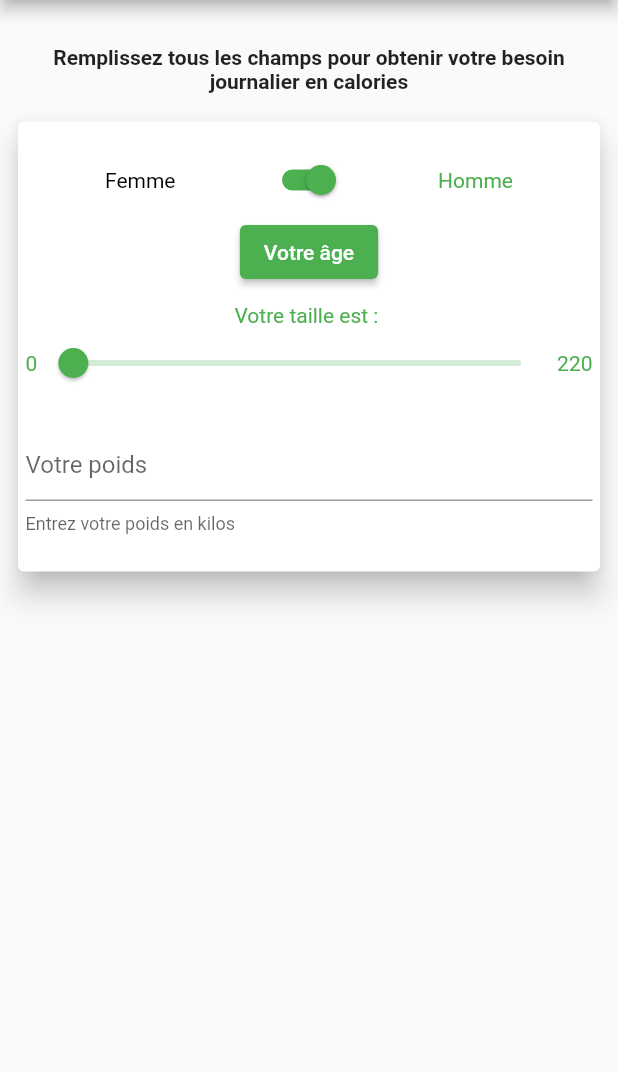
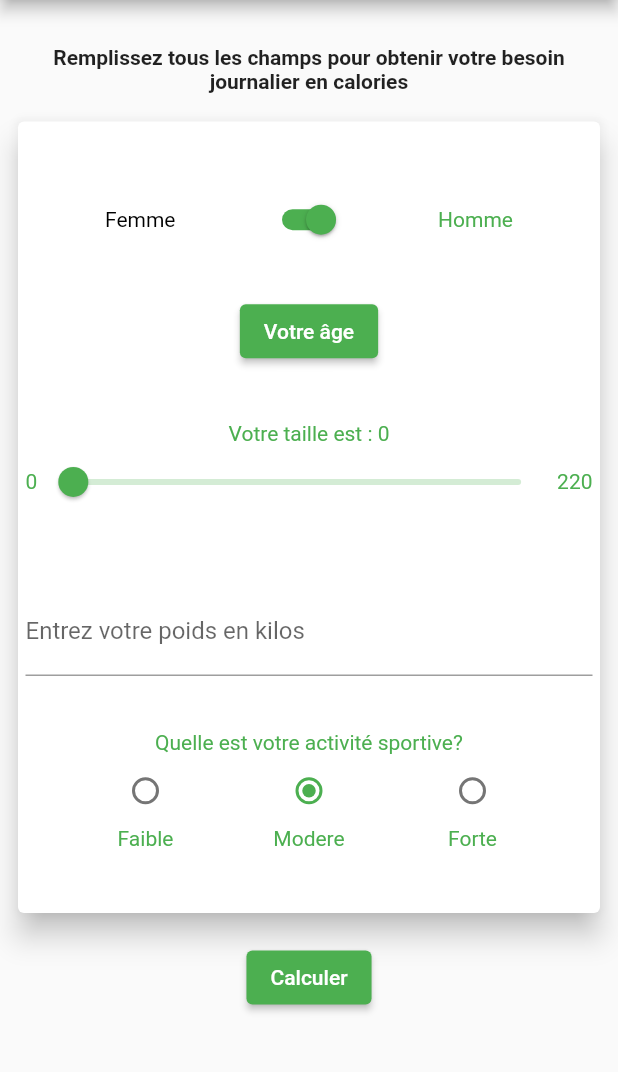
Before and after one commit to abdouwarissiboukari/calory_app, a Flutter app: the screen it shows after launch, on a phone screen of 412 x 824 dp, the part 84-1156 px from its top. Run offline on Flutter 3.47's test engine with Material 2 defaults, Android fonts, the phone set to English and light mode, and no system bars; missing offline and left inert: dart:ffi.

Commit message:
Adds of 2023-02-03

```diff
--- /dev/null
+++ b/lib/views/widgets/CalculateButton.dart
@@ -0,0 +1,31 @@
+import 'package:calory_app/services/DataProvier.dart';
+import 'package:calory_app/views/widgets/AlertContentView.dart';
+import 'package:calory_app/views/widgets/AlertDialogView.dart';
+import 'package:flutter/cupertino.dart';
+import 'package:flutter/material.dart';
+import 'package:provider/provider.dart';
+
+class CalculateButton extends StatelessWidget {
+  @override
+  Widget build(BuildContext context) {
+    return Row(
+      mainAxisAlignment: MainAxisAlignment.center,
+      mainAxisSize: MainAxisSize.max,
+      children: [
+        ElevatedButton(
+          onPressed: (() {
+            context.read<DataProvider>().formValidation();
+            context.read<DataProvider>().calculeCalorie();
+            resultDisplay(context);
+          }),
+          child: const Text("Calculer"),
+        ),
+      ],
+    );
+  }
+
+  Future<void> resultDisplay(BuildContext context) async {
+    await showDialog(
+        context: context, builder: ((context) => AlertDialogView()));
+  }
+}
--- /dev/null
+++ b/lib/views/widgets/SportRadioView.dart
@@ -0,0 +1,57 @@
+import 'package:calory_app/services/DataProvier.dart';
+import 'package:calory_app/views/widgets/TextView.dart';
+import 'package:flutter/cupertino.dart';
+import 'package:flutter/material.dart';
+import 'package:provider/provider.dart';
+
+class SportRadioView extends StatelessWidget {
+  @override
+  Widget build(BuildContext context) {
+    return Column(
+      mainAxisAlignment: MainAxisAlignment.spaceBetween,
+      mainAxisSize: MainAxisSize.min,
+      crossAxisAlignment: CrossAxisAlignment.center,
+      children: [
+        TextView(
+          text: "Quelle est votre activité sportive?",
+          color: context.watch<DataProvider>().appPramaryColor,
+          fontSizeValue: 14,
+        ),
+        Row(
+          mainAxisAlignment: MainAxisAlignment.spaceEvenly,
+          mainAxisSize: MainAxisSize.max,
+          children: [
+            radioItem(titleText: "Faible", value: 0, context: context),
+            radioItem(titleText: "Modere", value: 1, context: context),
+            radioItem(titleText: "Forte", value: 2, context: context),
+          ],
+        )
+      ],
+    );
+  }
+
+  Widget radioItem({
+    required String titleText,
+    required int value,
+    required BuildContext context,
+  }) {
+    return Column(
+      mainAxisAlignment: MainAxisAlignment.spaceEvenly,
+      mainAxisSize: MainAxisSize.min,
+      children: [
+        Radio(
+          value: value,
+          groupValue: context.watch<DataProvider>().radioGroupValue,
+          onChanged: ((newValue) {
+            context.read<DataProvider>().setActivite(newValue!);
+          }),
+        ),
+        TextView(
+          text: titleText,
+          color: context.watch<DataProvider>().appPramaryColor,
+          fontSizeValue: 14,
+        ),
+      ],
+    );
+  }
+}
--- a/lib/views/widgets/WeightTextField.dart
+++ b/lib/views/widgets/WeightTextField.dart
@@ -15,8 +15,7 @@ class WeightTextField extends StatelessWidget {
         controller: controller,
         keyboardType: TextInputType.number,
         decoration: const InputDecoration(
-          hintText: "Votre poids",
-          helperText: "Entrez votre poids en kilos",
+          labelText: "Entrez votre poids en kilos",
         ),
         onChanged: (value) {
           context.read<DataProvider>().setPoids(double.parse(
--- a/lib/views/widgets/formCard.dart
+++ b/lib/views/widgets/formCard.dart
@@ -1,6 +1,7 @@
 import 'package:calory_app/services/DataProvier.dart';
 import 'package:calory_app/views/widgets/DialogButtonView.dart';
 import 'package:calory_app/views/widgets/SizeSliderView.dart';
+import 'package:calory_app/views/widgets/SportRadioView.dart';
 import 'package:calory_app/views/widgets/SwitchView.dart';
 import 'package:calory_app/views/widgets/TextView.dart';
 import 'package:calory_app/views/widgets/WeightTextField.dart';
@@ -11,9 +12,14 @@ import 'package:provider/provider.dart';
 class FormCard extends StatelessWidget {
   TextEditingController controller;
   FormCard({super.key, required this.controller});
+
   @override
   Widget build(BuildContext context) {
-    return Card(
+    Size size = MediaQuery.of(context).size;
+    return Container(
+      height: size.height * 0.65,
+      margin: const EdgeInsets.only(bottom: 15),
+      child: Card(
         elevation: 8,
         child: Padding(
           padding: const EdgeInsets.only(top: 15, bottom: 15),
@@ -43,8 +49,11 @@ class FormCard extends StatelessWidget {
               WeightTextField(
                 controller: controller,
               ),
+              SportRadioView(),
             ],
           ),
-        ));
+        ),
+      ),
+    );
   }
 }
--- a/pubspec.yaml
+++ b/pubspec.yaml
@@ -18,6 +18,7 @@ dependencies:
 
   cupertino_icons: ^1.0.2
   provider: ^6.0.5
+  shared_preferences: ^2.0.17
 
 dev_dependencies:
   flutter_test:
```
Also changed, not shown: lib/services/DataProvier.dart (+60 -5 lines), lib/views/pages/Home.dart (+9 -0 lines), lib/views/widgets/AlertContentView.dart (added, +24 -0 lines), lib/views/widgets/AlertDialogView.dart (added, +36 -0 lines), lib/views/widgets/DialogButtonView.dart (+8 -5 lines), pubspec.lock, 1 other file.
